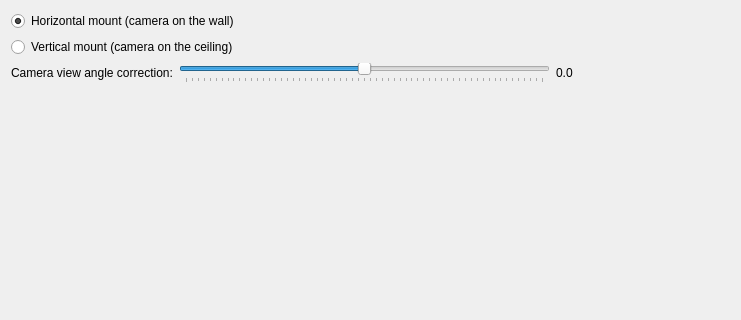
Old version of the form client/src/ui/widgets/properties/fisheye_settings_widget.ui in the repository networkoptix/nx_open; both pictures show x 0 to 741 and y 0 to 320 of the 955 by 503 pixel window.
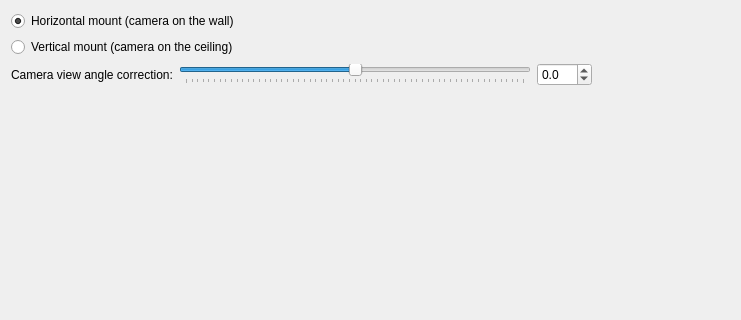
New version of the form.

Commit message:
fisheye params form minor
<==== Mercurial data ====>
Branch: master

The edit to the form file:
```diff
--- a/client/src/ui/widgets/properties/fisheye_settings_widget.ui
+++ b/client/src/ui/widgets/properties/fisheye_settings_widget.ui
@@ -60,9 +60,15 @@
       </widget>
      </item>
      <item>
-      <widget class="QLabel" name="angleText">
-       <property name="text">
-        <string>0.0</string>
+      <widget class="QDoubleSpinBox" name="angleSpinBox">
+       <property name="decimals">
+        <number>1</number>
+       </property>
+       <property name="minimum">
+        <double>-30.000000000000000</double>
+       </property>
+       <property name="maximum">
+        <double>30.000000000000000</double>
        </property>
       </widget>
      </item>
```
The commit also changes 2 other files.
